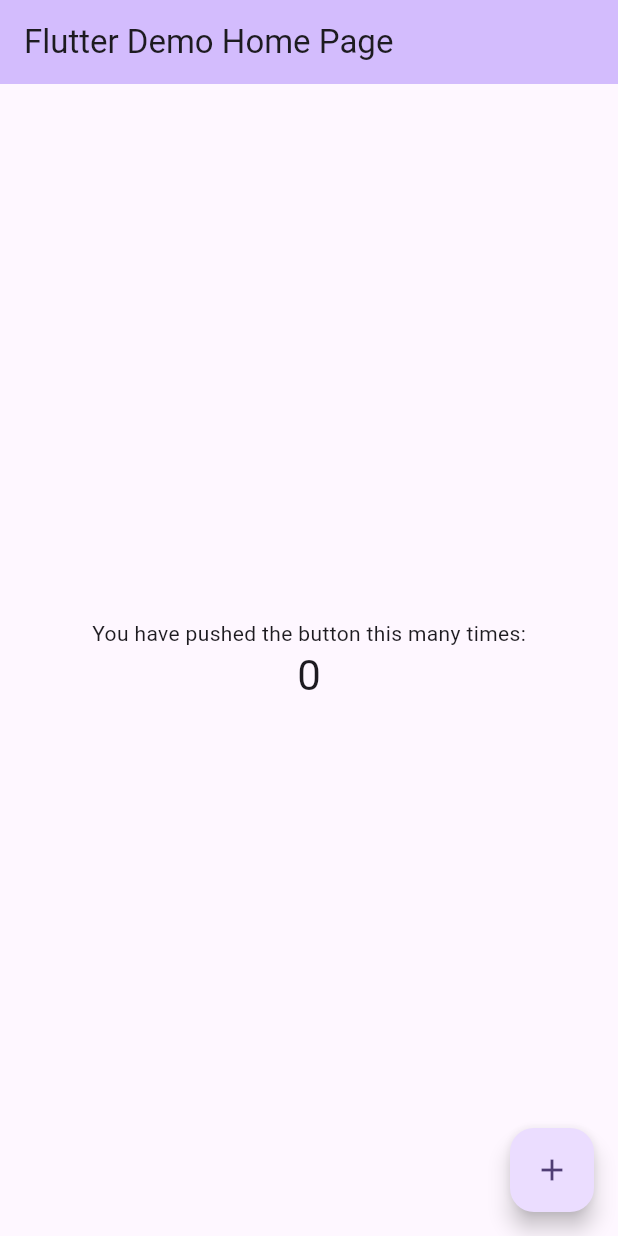
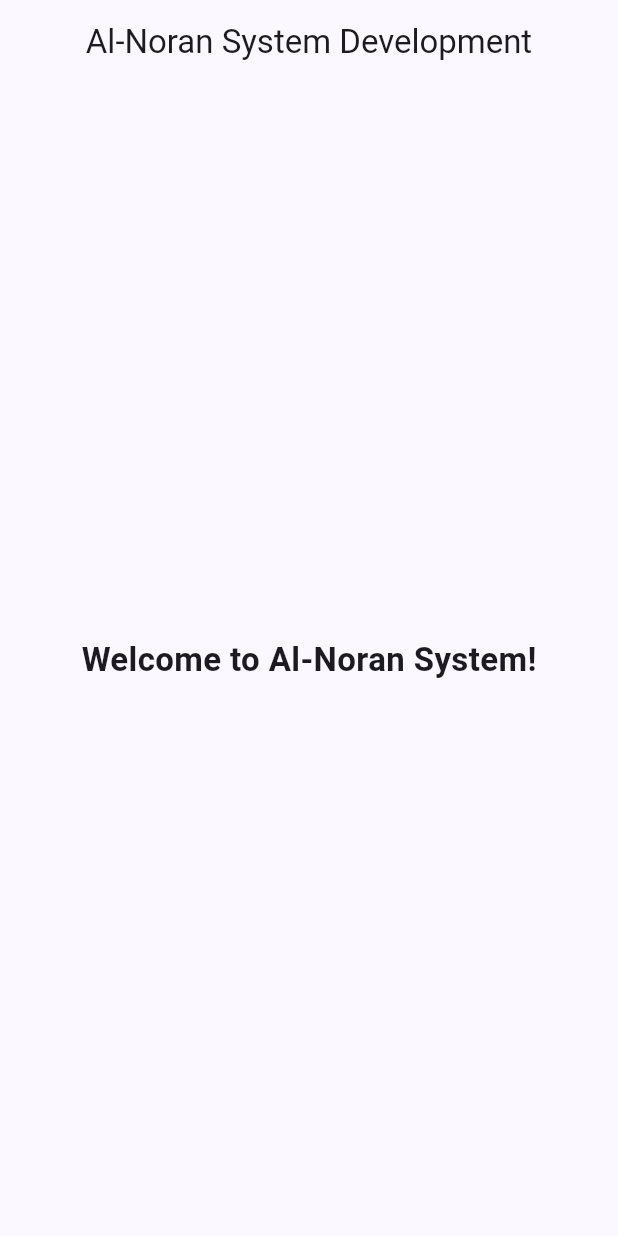
Before and after one commit to Omarashraf-0-0/Al-Noran-System-Development, a Flutter app: the screen it shows after launch, on a phone screen of 412 x 824 dp. Run offline on Flutter 3.47's test engine with Material 3 defaults, Android fonts, the light colour scheme and no system bars.

Commit message:
Refactor main app and home page UI

```diff
--- a/Mobile Application/lib/main.dart
+++ b/Mobile Application/lib/main.dart
@@ -1,96 +1,42 @@
 import 'package:flutter/material.dart';
 
 void main() {
-  runApp(const MyApp());
+  runApp(const AlNoranApp());
 }
 
-class MyApp extends StatelessWidget {
-  const MyApp({super.key});
+class AlNoranApp extends StatelessWidget {
+  const AlNoranApp({super.key});
 
-  // This widget is the root of your application.
   @override
   Widget build(BuildContext context) {
     return MaterialApp(
-      title: 'Flutter Demo',
+      title: 'Al-Noran System Development',
+      debugShowCheckedModeBanner: false,
       theme: ThemeData(
-        colorScheme: ColorScheme.fromSeed(seedColor: Colors.deepPurple),
+        colorScheme: ColorScheme.fromSeed(seedColor: Colors.indigo),
+        useMaterial3: true,
       ),
-      home: const MyHomePage(title: 'Flutter Demo Home Page'),
+      home: const HomePage(),
     );
   }
 }
 
-class MyHomePage extends StatefulWidget {
-  const MyHomePage({super.key, required this.title});
-  final String title;
-  @override
-  State<MyHomePage> createState() => _MyHomePageState();
-}
-
-class _MyHomePageState extends State<MyHomePage> {
-  int _counter = 0;
-
-  void _incrementCounter() {
-    setState(() {
-      // This call to setState tells the Flutter framework that something has
-      // changed in this State, which causes it to rerun the build method below
-      // so that the display can reflect the updated values. If we changed
-      // _counter without calling setState(), then the build method would not be
-      // called again, and so nothing would appear to happen.
-      _counter++;
-    });
-  }
+class HomePage extends StatelessWidget {
+  const HomePage({super.key});
 
   @override
   Widget build(BuildContext context) {
-    // This method is rerun every time setState is called, for instance as done
-    // by the _incrementCounter method above.
-    //
-    // The Flutter framework has been optimized to make rerunning build methods
-    // fast, so that you can just rebuild anything that needs updating rather
-    // than having to individually change instances of widgets.
     return Scaffold(
       appBar: AppBar(
-        // TRY THIS: Try changing the color here to a specific color (to
-        // Colors.amber, perhaps?) and trigger a hot reload to see the AppBar
-        // change color while the other colors stay the same.
-        backgroundColor: Theme.of(context).colorScheme.inversePrimary,
-        // Here we take the value from the MyHomePage object that was created by
-        // the App.build method, and use it to set our appbar title.
-        title: Text(widget.title),
+        title: const Text('Al-Noran System Development'),
+        centerTitle: true,
       ),
-      body: Center(
-        // Center is a layout widget. It takes a single child and positions it
-        // in the middle of the parent.
-        child: Column(
-          // Column is also a layout widget. It takes a list of children and
-          // arranges them vertically. By default, it sizes itself to fit its
-          // children horizontally, and tries to be as tall as its parent.
-          //
-          // Column has various properties to control how it sizes itself and
-          // how it positions its children. Here we use mainAxisAlignment to
-          // center the children vertically; the main axis here is the vertical
-          // axis because Columns are vertical (the cross axis would be
-          // horizontal).
-          //
-          // TRY THIS: Invoke "debug painting" (choose the "Toggle Debug Paint"
-          // action in the IDE, or press "p" in the console), to see the
-          // wireframe for each widget.
-          mainAxisAlignment: MainAxisAlignment.center,
-          children: <Widget>[
-            const Text('You have pushed the button this many times:'),
-            Text(
-              '$_counter',
-              style: Theme.of(context).textTheme.headlineMedium,
-            ),
-          ],
+      body: const Center(
+        child: Text(
+          'Welcome to Al-Noran System!',
+          style: TextStyle(fontSize: 22, fontWeight: FontWeight.w600),
         ),
       ),
-      floatingActionButton: FloatingActionButton(
-        onPressed: _incrementCounter,
-        tooltip: 'Increment',
-        child: const Icon(Icons.add),
-      ), // This trailing comma makes auto-formatting nicer for build methods.
     );
   }
 }
```
